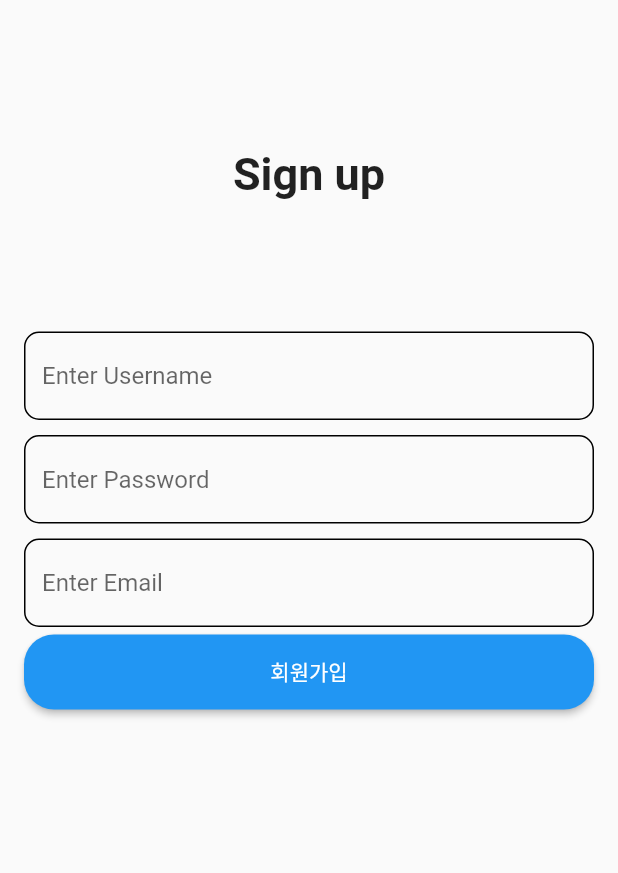
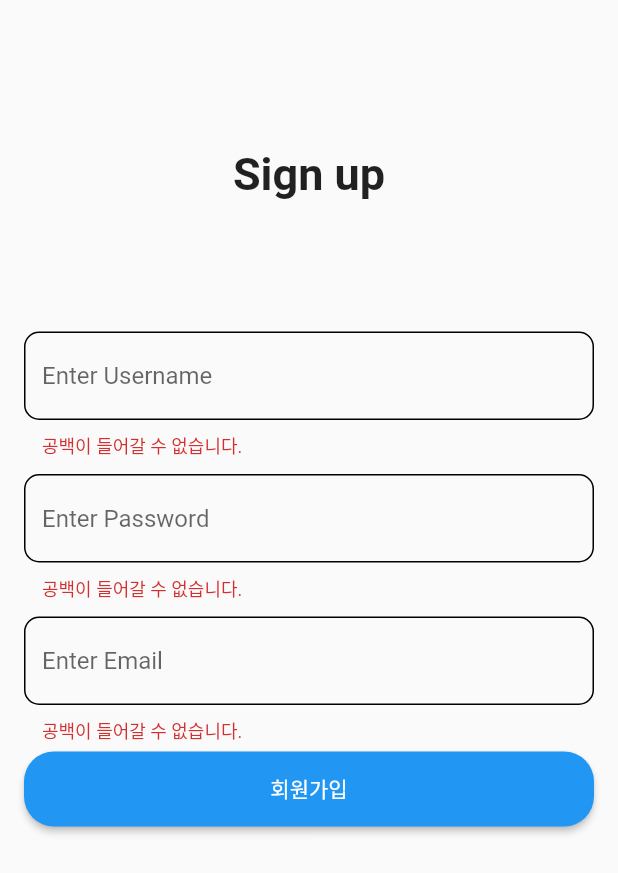
Before and after one commit to MDandersonm/Flutter, a Flutter app: the screen it shows after launch, after a tap on "회원가입", on a phone screen of 412 x 824 dp. Shown: the top 873 px of the screen. Run offline on Flutter 3.47's test engine with Material 2 defaults, Android fonts, the phone set to English and light mode, and no system bars; our stand-ins replace flutter_svg, font_awesome_flutter, get, validators; network calls fail.

Commit message:
feat: [김영진] 블로그 앱 회원가입/로그인 유효성 검사, GetX적용 [FLUTTER-BLOG-02]

```diff
--- a/flutter_blog/lib/components/custom_elevated_button.dart
+++ b/flutter_blog/lib/components/custom_elevated_button.dart
@@ -1,21 +1,24 @@
 import 'package:flutter/material.dart';
+import 'package:flutter_blog/pages/user/login_page.dart';
+import 'package:get/get.dart';
 
 class CustomElevatedButton extends StatelessWidget {
   final String text;
+  final funPageRoute; //함수
 
-  const CustomElevatedButton({required this.text});
 
+  const CustomElevatedButton({required this.text, required this.funPageRoute});
 
   @override
   Widget build(BuildContext context) {
     return ElevatedButton(
         style: ElevatedButton.styleFrom(
-          minimumSize: Size(double.infinity, 50),//가로는 최대치, 세로는 50
+          minimumSize: Size(double.infinity, 50), //가로는 최대치, 세로는 50
           shape: RoundedRectangleBorder(
             borderRadius: BorderRadius.circular(20),
           ),
         ),
-        onPressed: () {},
+        onPressed: funPageRoute,
         child: Text("$text"));
   }
 }
--- a/flutter_blog/lib/components/custom_text_from_field.dart
+++ b/flutter_blog/lib/components/custom_text_from_field.dart
@@ -3,16 +3,19 @@ import 'package:flutter/material.dart';
 class CustomTextFormField extends StatelessWidget {
 
   final String hint;
+  final funValidator;
 
-  const CustomTextFormField({required this.hint});
+  const CustomTextFormField({required this.hint, required this.funValidator});
 
   @override
   Widget build(BuildContext context) {
     return Padding(
       padding: const EdgeInsets.symmetric(vertical: 5),
       child: TextFormField(
+        validator:funValidator,
+        obscureText: hint =="Password" ? true:false,
         decoration: InputDecoration(
-          hintText: "$hint",//hint라 하지말고 이렇게 하는게 좋다
+          hintText: "Enter $hint",//hint라 하지말고 이렇게 하는게 좋다
           //// null이 되면 오류가나지않고 빈공백이 나온다 그래서 이렇게 넣는게 좋음
           enabledBorder: OutlineInputBorder(
             borderRadius: BorderRadius.circular(10),
--- a/flutter_blog/lib/main.dart
+++ b/flutter_blog/lib/main.dart
@@ -1,6 +1,8 @@
 import 'package:flutter/material.dart';
 import 'package:flutter_blog/pages/post/home_page.dart';
 import 'package:flutter_blog/pages/user/join_page.dart';
+import 'package:flutter_blog/pages/user/login_page.dart';
+import 'package:get/get_navigation/src/root/get_material_app.dart';
 
 void main() {
   runApp(MyApp());
@@ -10,7 +12,7 @@ class MyApp extends StatelessWidget {
 
   @override
   Widget build(BuildContext context) {
-    return MaterialApp(
+    return GetMaterialApp(
       debugShowCheckedModeBanner: false,
       //라우트설계 필요없음 GetX사용할 예정
       home:JoinPage(),
--- a/flutter_blog/lib/pages/user/join_page.dart
+++ b/flutter_blog/lib/pages/user/join_page.dart
@@ -1,8 +1,14 @@
 import 'package:flutter/material.dart';
 import 'package:flutter_blog/components/custom_elevated_button.dart';
 import 'package:flutter_blog/components/custom_text_from_field.dart';
+import 'package:flutter_blog/pages/user/login_page.dart';
+import 'package:flutter_blog/util/validator_util.dart';
+import 'package:get/get.dart';
+import 'package:validators/validators.dart';
 
 class JoinPage extends StatelessWidget {
+  final _formKey = GlobalKey<FormState>();
+
   @override
   Widget build(BuildContext context) {
     return Scaffold(
@@ -28,12 +34,29 @@ class JoinPage extends StatelessWidget {
 
   Widget _joinForm() {
     return Form(
+      key: _formKey,
       child: Column(
         children: [
-          CustomTextFormField(hint: "Enter Username"),
-          CustomTextFormField(hint: "Enter Password"),
-          CustomTextFormField(hint: "Enter Email"),
-          CustomElevatedButton(text: "회원가입")
+          CustomTextFormField(
+            hint: "Username",
+            funValidator: validateUsername(),
+          ),
+          CustomTextFormField(
+            hint: "Password",
+            funValidator: validatePassword()
+          ),
+          CustomTextFormField(
+            hint: "Email",
+            funValidator: validateEmail()
+          ),
+          CustomElevatedButton(
+              text: "회원가입",
+              funPageRoute: () {
+                if (_formKey.currentState!.validate()) {
+                  // validate통과 => true
+                  Get.to(LoginPage());
+                }
+              })
         ],
       ),
     );
--- /dev/null
+++ b/flutter_blog/lib/util/validator_util.dart
@@ -0,0 +1,46 @@
+import 'package:validators/validators.dart';
+
+Function validateUsername() {
+  return (String? value) {
+    //value엔 내가 적었던 값이 들어 온다
+    if (value!.isEmpty) {
+      return "공백이 들어갈 수 없습니다.";
+    } else if (!isAlphanumeric(value)) {
+      return "유저네임은 알파벳또는 숫자만 가능합니다.";
+    } else if (value.length > 12) {
+      return "유저네임의 길이를 초과하였습니다.";
+    } else if (value.length < 4) {
+      return "유저네임의 최소 길이는 4자입니다.";
+    } else {
+      return null;
+    }
+  };
+}
+
+Function validatePassword() {
+  return (String? value) {
+    //value엔 내가 적었던 값이 들어 온다
+    if (value!.isEmpty) {
+      return "공백이 들어갈 수 없습니다.";
+    } else if (value.length > 12) {
+      return "패스워드의 길이를 초과하였습니다.";
+    } else if (value.length < 4) {
+      return "패스워드의 최소 길이는 4자입니다.";
+    } else {
+      return null;
+    }
+  };
+}
+
+Function validateEmail() {
+  return (String? value) {
+    //value엔 내가 적었던 값이 들어 온다
+    if (value!.isEmpty) {
+      return "공백이 들어갈 수 없습니다.";
+    } else if (!isEmail(value)) {
+      return "이메일 형식에 맞지 않습니다.";
+    } else {
+      return null;
+    }
+  };
+}
--- a/flutter_blog/pubspec.yaml
+++ b/flutter_blog/pubspec.yaml
@@ -23,6 +23,8 @@ environment:
 dependencies:
   flutter:
     sdk: flutter
+  get: 4.1.4
+  validators: 3.0.0
 
 
   # The following adds the Cupertino Icons font to your application.
```
Also changed, not shown: flutter_blog/lib/pages/user/login_page.dart (+49 -2 lines), flutter_blog/pubspec.lock.
